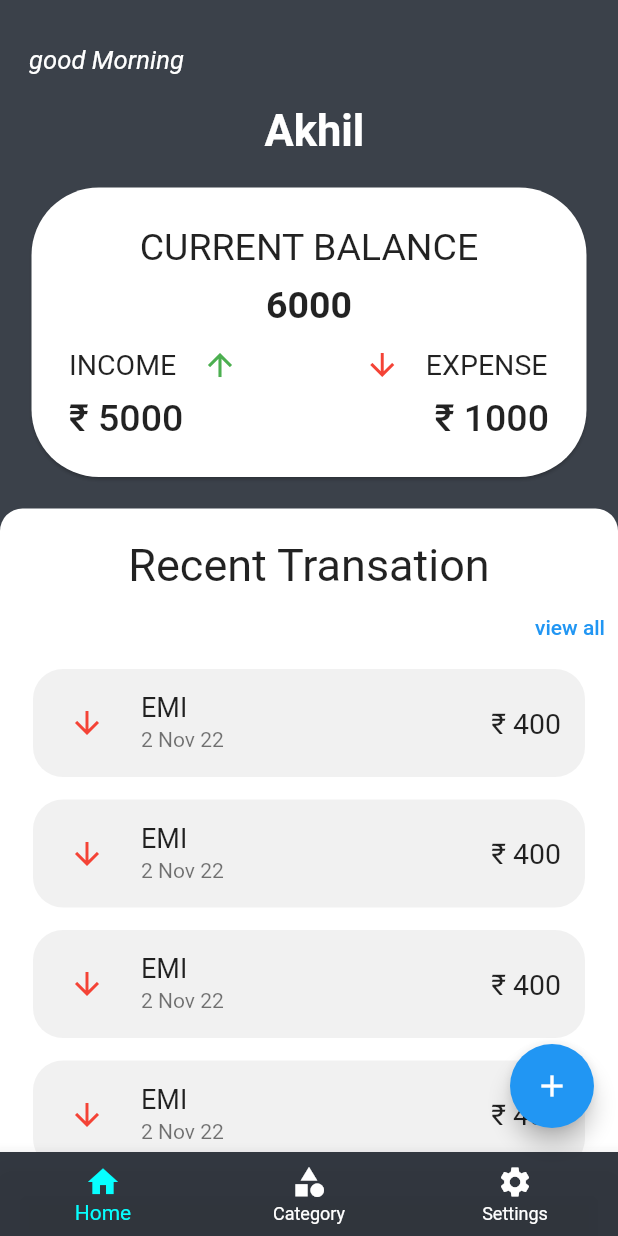
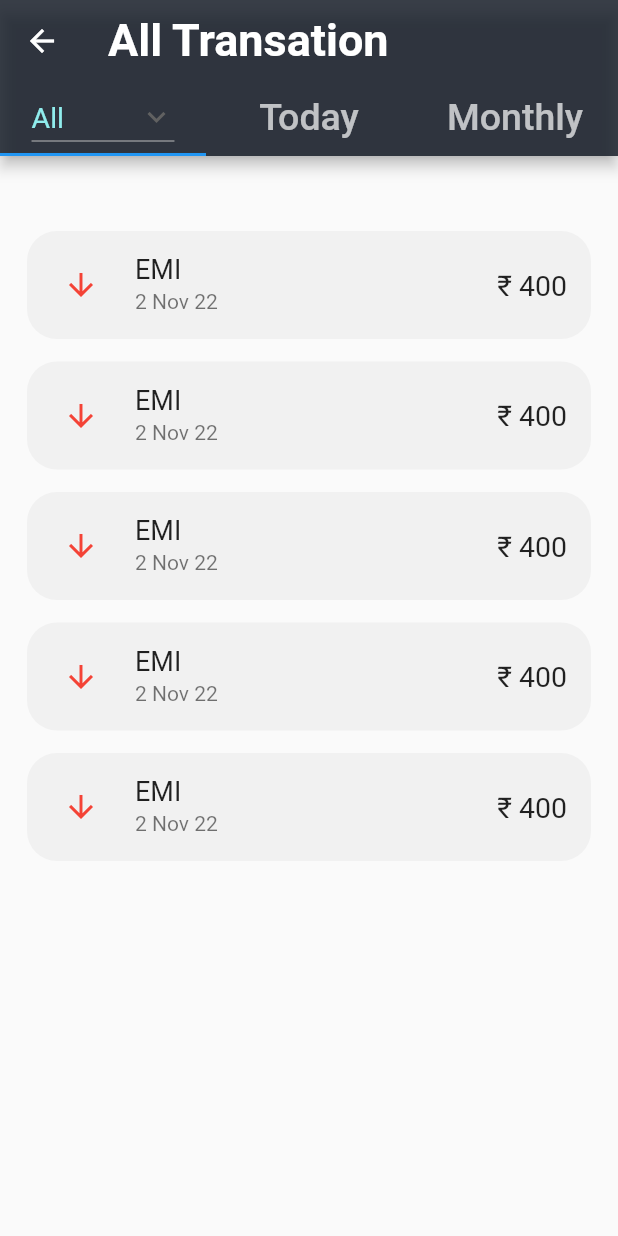
Before and after one commit to akhilbabu759/money-pouch, a Flutter app: the screen it shows after launch, after a tap on "view all", on a phone screen of 412 x 824 dp. Run offline on Flutter 3.47's test engine with Material 2 defaults, Android fonts, the light colour scheme and no system bars; our stand-ins replace lottie, shared_preferences.

Commit message:
view all transation page creatde ,date picker added

```diff
--- a/lib/pages/home.dart
+++ b/lib/pages/home.dart
@@ -2,6 +2,8 @@ import 'package:flutter/material.dart';
 import 'package:moneypouch/pages/add_category.dart';
 import 'package:moneypouch/pages/add_transation.dart';
 import 'package:moneypouch/pages/settings.dart';
+
+import 'view all transation/view_all_transation.dart';
 
 class Home extends StatefulWidget {
   const Home({super.key});
@@ -151,7 +153,9 @@ class _HomeState extends State<Home> {
                     mainAxisAlignment: MainAxisAlignment.end,
                     children: [
                       TextButton(
-                          onPressed: () {},
+                          onPressed: () {
+                            Navigator.of(context).push(MaterialPageRoute(builder: (context) => ViewAllTransation(),));
+                          },
                           child: const Text(
                             'view all',
                             style: TextStyle(color: Colors.blue),
--- a/lib/pages/settings.dart
+++ b/lib/pages/settings.dart
@@ -30,7 +30,7 @@ class _SettingsState extends State<Settings> {
   Widget build(BuildContext context) {
     return Scaffold(
       appBar: PreferredSize(
-        preferredSize: const Size.fromHeight(70.0), // here the desired height
+        preferredSize: const Size.fromHeight(60.0), // here the desired height
         child: AppBar(
             backgroundColor: const Color.fromARGB(210, 22, 27, 35),
             title: const Text(
--- /dev/null
+++ b/lib/pages/view all transation/view_all_transation.dart
@@ -0,0 +1,93 @@
+import 'package:flutter/material.dart';
+import 'package:flutter/src/widgets/container.dart';
+import 'package:flutter/src/widgets/framework.dart';
+
+class ViewAllTransation extends StatefulWidget {
+  const ViewAllTransation({super.key});
+
+  @override
+  State<ViewAllTransation> createState() => _ViewAllTransationState();
+}
+
+class _ViewAllTransationState extends State<ViewAllTransation> {
+  String dropdownvalue = 'All';
+
+  // List of items in our dropdown menu
+  var items = [
+    'All',
+    'income',
+    'Expense',
+
+  ];
+  @override
+  Widget build(BuildContext context) {
+    return DefaultTabController(length: 3,child:Scaffold( appBar: AppBar(
+      bottom: TabBar(
+        tabs: [
+          DropdownButton(dropdownColor: Color.fromARGB(213, 20, 27, 38),
+            style: TextStyle(color: Color.fromARGB(255, 144, 237, 237),fontSize: 19),
+
+              // Initial Value
+              value: dropdownvalue,
+
+              // Down Arrow Icon
+              icon: const Icon(Icons.keyboard_arrow_down),
+
+              // Array list of items
+              items: items.map((String items) {
+                return DropdownMenuItem(
+                  value: items,
+                  child: Text(items),
+                );
+              }).toList(),
+              // After selecting the desired option,it will
+              // change button value to selected value
+              onChanged: (String? newValue) {
+                setState(() {
+                  dropdownvalue = newValue!;
+                });
+              },
+            ),
+          Text('Today',style: TextStyle(fontSize: 25),),
+          Text('Monthly',style: TextStyle(fontSize: 25),),
+        ],
+      ),
+
+            backgroundColor: const Color.fromARGB(213, 20, 27, 38),
+            title: const Text(
+              'All Transation',
+              style: TextStyle(fontSize: 30, fontWeight: FontWeight.bold),
+            )),
+
+
+    body: Padding(
+      padding: const EdgeInsets.only(top: 50),
+      child: ListView.builder(
+                          shrinkWrap: true,
+                          itemCount: 5,
+                          itemBuilder: (context, index) => ClipRRect(
+                            borderRadius: BorderRadius.circular(30),
+                            child: Padding(
+                              padding: const EdgeInsets.only(left: 18,right: 18,bottom: 15),
+                              child: ListTile(
+                                shape: RoundedRectangleBorder(
+                                    borderRadius: BorderRadius.circular(20.0)),
+                                tileColor:
+                                    const Color.fromARGB(255, 241, 241, 241),
+                                leading: Padding(
+                                  padding: const EdgeInsets.all(8.0),
+                                  child: const Icon(
+                                    Icons.arrow_downward,
+                                    color: Colors.red,
+                                  ),
+                                ),
+                                subtitle: const Text('2 Nov 22'),
+                                title: const Text('EMI',style: TextStyle(fontSize:18),),
+                                trailing: const Text('₹ 400',style: TextStyle(fontSize: 19),),
+                              ),
+                            ),
+                          ),
+                        ),
+    ),));
+  }
+}
```
Also changed, not shown: lib/pages/Add transation widget/date_pick.dart (added, +41 -0 lines), lib/pages/Add transation widget/drop_down.dart (+7 -7 lines), lib/pages/add_category.dart (+6 -3 lines), lib/pages/add_transation.dart (+12 -7 lines), lib/pages/intro.dart (+91 -91 lines).
